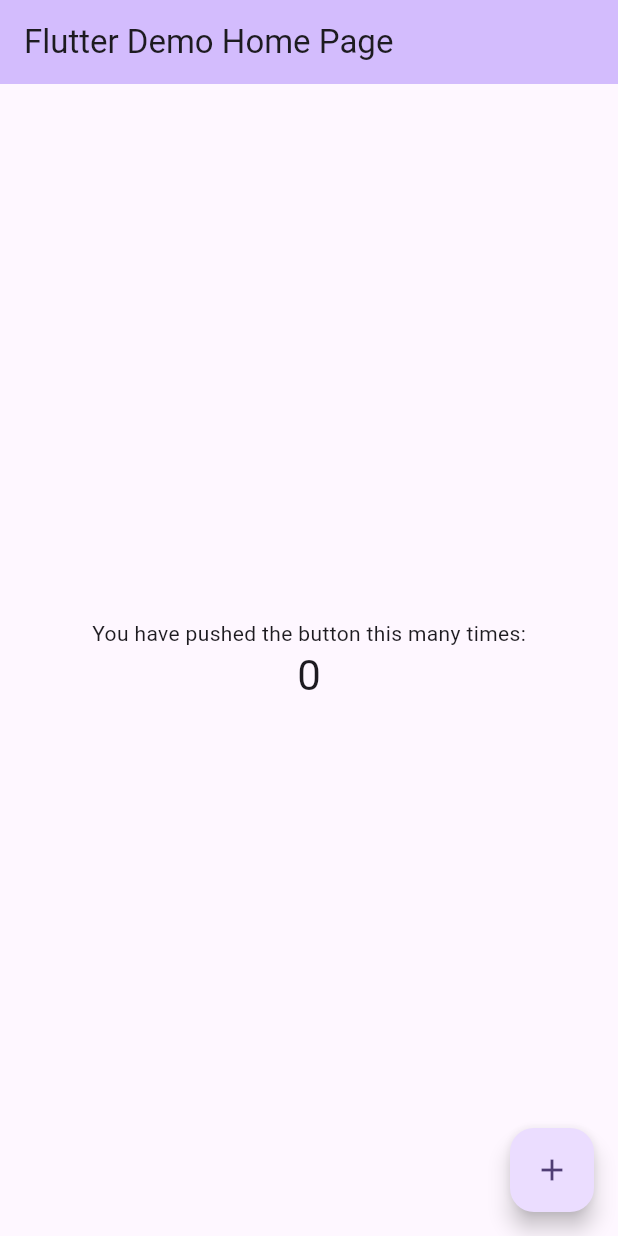
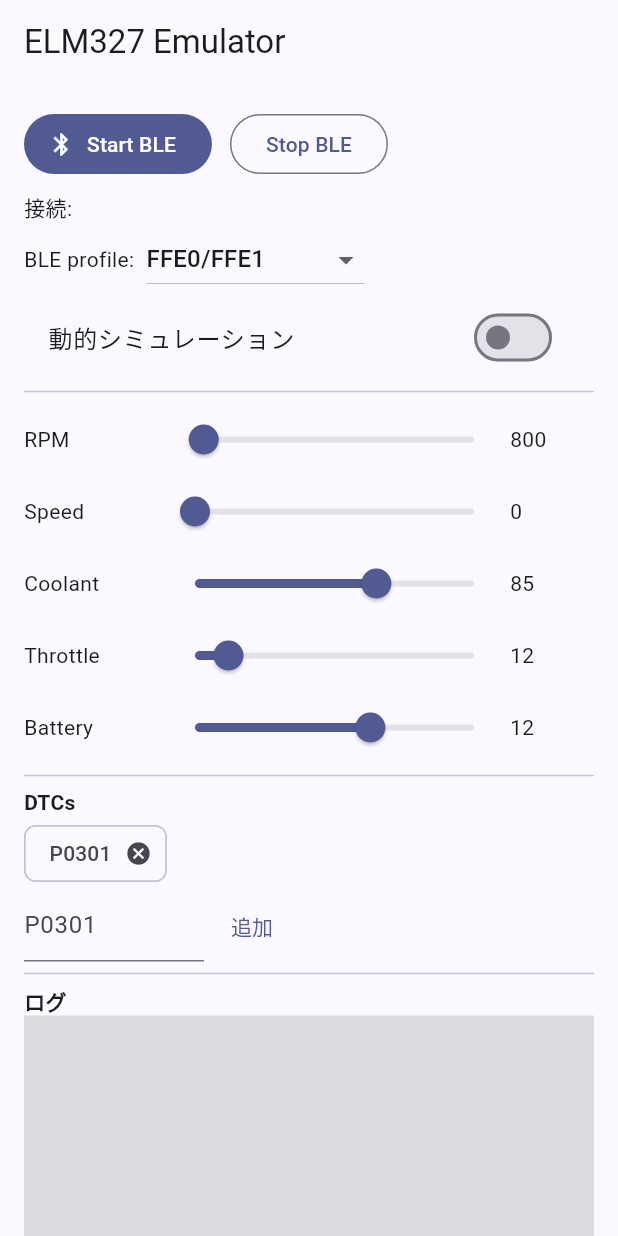
Before and after one commit to poropi/elm327emu, a Flutter app: the screen it shows after launch, on a phone screen of 412 x 824 dp. Run offline on Flutter 3.47's test engine with Material 3 defaults, Android fonts, the phone set to English and light mode, and no system bars.

Commit message:
feat: Flutter UI(接続/トグル/値編集/ログ)
- lib/main.dart: ChangeNotifierProvider + Elm327App
- lib/ui/home_page.dart: BLE/SPP controls, profile dropdown, sim switch, log view
- lib/ui/value_controls.dart: vehicle value sliders
- lib/ui/dtc_editor.dart: DTC chip add/remove editor
- lib/app/emulator_controller.dart: add public notify() wrapper
- test/widget_test.dart: replace stale counter test with HomePage smoke test
- test/obd_command_handler_test.dart: remove unused local variable

Co-Authored-By: Claude Sonnet 4.6 <noreply@anthropic.com>

```diff
--- a/lib/app/emulator_controller.dart
+++ b/lib/app/emulator_controller.dart
@@ -66,6 +66,10 @@ class EmulatorController extends ChangeNotifier {
     notifyListeners();
   }
 
+  /// Public wrapper so UI widgets can trigger a rebuild without calling the
+  /// protected [notifyListeners] directly.
+  void notify() => notifyListeners();
+
   void _addLog(String s) {
     log.add(s);
     if (log.length > 500) log.removeAt(0);
--- a/lib/main.dart
+++ b/lib/main.dart
@@ -1,122 +1,25 @@
 import 'package:flutter/material.dart';
+import 'package:provider/provider.dart';
+import 'app/emulator_controller.dart';
+import 'ui/home_page.dart';
 
 void main() {
-  runApp(const MyApp());
+  runApp(
+    ChangeNotifierProvider(
+      create: (_) => EmulatorController()..init(),
+      child: const Elm327App(),
+    ),
+  );
 }
 
-class MyApp extends StatelessWidget {
-  const MyApp({super.key});
-
-  // This widget is the root of your application.
+class Elm327App extends StatelessWidget {
+  const Elm327App({super.key});
   @override
   Widget build(BuildContext context) {
     return MaterialApp(
-      title: 'Flutter Demo',
-      theme: ThemeData(
-        // This is the theme of your application.
-        //
-        // TRY THIS: Try running your application with "flutter run". You'll see
-        // the application has a purple toolbar. Then, without quitting the app,
-        // try changing the seedColor in the colorScheme below to Colors.green
-        // and then invoke "hot reload" (save your changes or press the "hot
-        // reload" button in a Flutter-supported IDE, or press "r" if you used
-        // the command line to start the app).
-        //
-        // Notice that the counter didn't reset back to zero; the application
-        // state is not lost during the reload. To reset the state, use hot
-        // restart instead.
-        //
-        // This works for code too, not just values: Most code changes can be
-        // tested with just a hot reload.
-        colorScheme: .fromSeed(seedColor: Colors.deepPurple),
-      ),
-      home: const MyHomePage(title: 'Flutter Demo Home Page'),
+      title: 'ELM327 Emulator',
+      theme: ThemeData(colorSchemeSeed: Colors.indigo, useMaterial3: true),
+      home: const HomePage(),
     );
   }
 }
-
-class MyHomePage extends StatefulWidget {
-  const MyHomePage({super.key, required this.title});
-
-  // This widget is the home page of your application. It is stateful, meaning
-  // that it has a State object (defined below) that contains fields that affect
-  // how it looks.
-
-  // This class is the configuration for the state. It holds the values (in this
-  // case the title) provided by the parent (in this case the App widget) and
-  // used by the build method of the State. Fields in a Widget subclass are
-  // always marked "final".
-
-  final String title;
-
-  @override
-  State<MyHomePage> createState() => _MyHomePageState();
-}
-
-class _MyHomePageState extends State<MyHomePage> {
-  int _counter = 0;
-
-  void _incrementCounter() {
-    setState(() {
-      // This call to setState tells the Flutter framework that something has
-      // changed in this State, which causes it to rerun the build method below
-      // so that the display can reflect the updated values. If we changed
-      // _counter without calling setState(), then the build method would not be
-      // called again, and so nothing would appear to happen.
-      _counter++;
-    });
-  }
-
-  @override
-  Widget build(BuildContext context) {
-    // This method is rerun every time setState is called, for instance as done
-    // by the _incrementCounter method above.
-    //
-    // The Flutter framework has been optimized to make rerunning build methods
-    // fast, so that you can just rebuild anything that needs updating rather
-    // than having to individually change instances of widgets.
-    return Scaffold(
-      appBar: AppBar(
-        // TRY THIS: Try changing the color here to a specific color (to
-        // Colors.amber, perhaps?) and trigger a hot reload to see the AppBar
-        // change color while the other colors stay the same.
-        backgroundColor: Theme.of(context).colorScheme.inversePrimary,
-        // Here we take the value from the MyHomePage object that was created by
-        // the App.build method, and use it to set our appbar title.
-        title: Text(widget.title),
-      ),
-      body: Center(
-        // Center is a layout widget. It takes a single child and positions it
-        // in the middle of the parent.
-        child: Column(
-          // Column is also a layout widget. It takes a list of children and
-          // arranges them vertically. By default, it sizes itself to fit its
-          // children horizontally, and tries to be as tall as its parent.
-          //
-          // Column has various properties to control how it sizes itself and
-          // how it positions its children. Here we use mainAxisAlignment to
-          // center the children vertically; the main axis here is the vertical
-          // axis because Columns are vertical (the cross axis would be
-          // horizontal).
-          //
-          // TRY THIS: Invoke "debug painting" (choose the "Toggle Debug Paint"
-          // action in the IDE, or press "p" in the console), to see the
-          // wireframe for each widget.
-          mainAxisAlignment: .center,
-          children: [
-            const Text('You have pushed the button this many times:'),
-            Text(
-              '$_counter',
-              style: Theme.of(context).textTheme.headlineMedium,
-            ),
-          ],
-        ),
-      ),
-      floatingActionButton: FloatingActionButton(
-        onPressed: _incrementCounter,
-        tooltip: 'Increment',
-        child: const Icon(Icons.add),
-      ),
-    );
-  }
-}
--- /dev/null
+++ b/lib/ui/dtc_editor.dart
@@ -0,0 +1,52 @@
+import 'package:flutter/material.dart';
+import 'package:provider/provider.dart';
+import '../app/emulator_controller.dart';
+
+class DtcEditor extends StatefulWidget {
+  const DtcEditor({super.key});
+  @override
+  State<DtcEditor> createState() => _DtcEditorState();
+}
+
+class _DtcEditorState extends State<DtcEditor> {
+  final _ctrl = TextEditingController();
+  @override
+  Widget build(BuildContext context) {
+    final c = context.watch<EmulatorController>();
+    return Column(crossAxisAlignment: CrossAxisAlignment.start, children: [
+      const Text('DTCs', style: TextStyle(fontWeight: FontWeight.bold)),
+      Wrap(
+        spacing: 8,
+        children: c.vehicle.dtcs
+            .map((d) => Chip(
+                  label: Text(d),
+                  onDeleted: () {
+                    c.vehicle.dtcs.remove(d);
+                    c.notify();
+                  },
+                ))
+            .toList(),
+      ),
+      Row(children: [
+        SizedBox(
+          width: 120,
+          child: TextField(
+            controller: _ctrl,
+            decoration: const InputDecoration(hintText: 'P0301'),
+          ),
+        ),
+        TextButton(
+          onPressed: () {
+            final t = _ctrl.text.trim().toUpperCase();
+            if (RegExp(r'^[PCBU][0-9A-F]{4}$').hasMatch(t)) {
+              c.vehicle.dtcs.add(t);
+              _ctrl.clear();
+              c.notify();
+            }
+          },
+          child: const Text('追加'),
+        ),
+      ]),
+    ]);
+  }
+}
--- /dev/null
+++ b/lib/ui/home_page.dart
@@ -0,0 +1,72 @@
+import 'package:flutter/material.dart';
+import 'package:provider/provider.dart';
+import '../app/emulator_controller.dart';
+import '../transport/transport.dart';
+import 'value_controls.dart';
+import 'dtc_editor.dart';
+
+class HomePage extends StatelessWidget {
+  const HomePage({super.key});
+  @override
+  Widget build(BuildContext context) {
+    final c = context.watch<EmulatorController>();
+    final hasSpp = c.caps.contains(TransportType.spp);
+    return Scaffold(
+      appBar: AppBar(title: const Text('ELM327 Emulator')),
+      body: ListView(padding: const EdgeInsets.all(16), children: [
+        Wrap(spacing: 12, runSpacing: 8, children: [
+          FilledButton.icon(
+            onPressed: c.startBle,
+            icon: const Icon(Icons.bluetooth),
+            label: const Text('Start BLE'),
+          ),
+          OutlinedButton(onPressed: c.stopBle, child: const Text('Stop BLE')),
+          if (hasSpp)
+            FilledButton.icon(
+              onPressed: c.startSpp,
+              icon: const Icon(Icons.settings_bluetooth),
+              label: const Text('Start SPP'),
+            ),
+          if (hasSpp)
+            OutlinedButton(onPressed: c.stopSpp, child: const Text('Stop SPP')),
+        ]),
+        const SizedBox(height: 8),
+        Text('接続: ${c.connState.entries.map((e) => '${e.key.wire}=${e.value}').join(' / ')}'),
+        Row(children: [
+          const Text('BLE profile:'),
+          const SizedBox(width: 8),
+          DropdownButton<bool>(
+            value: c.useFff0,
+            items: const [
+              DropdownMenuItem(value: false, child: Text('FFE0/FFE1')),
+              DropdownMenuItem(value: true, child: Text('FFF0/FFF1/FFF2')),
+            ],
+            onChanged: (v) => c.setBleProfile(v ?? false),
+          ),
+        ]),
+        SwitchListTile(
+          title: const Text('動的シミュレーション'),
+          value: c.simulator.enabled,
+          onChanged: c.setSimEnabled,
+        ),
+        const Divider(),
+        const ValueControls(),
+        const Divider(),
+        const DtcEditor(),
+        const Divider(),
+        const Text('ログ', style: TextStyle(fontWeight: FontWeight.bold)),
+        Container(
+          height: 240,
+          color: Colors.black12,
+          padding: const EdgeInsets.all(8),
+          child: ListView(
+            reverse: true,
+            children: c.log.reversed
+                .map((l) => Text(l, style: const TextStyle(fontFamily: 'monospace', fontSize: 12)))
+                .toList(),
+          ),
+        ),
+      ]),
+    );
+  }
+}
--- /dev/null
+++ b/lib/ui/value_controls.dart
@@ -0,0 +1,51 @@
+import 'package:flutter/material.dart';
+import 'package:provider/provider.dart';
+import '../app/emulator_controller.dart';
+
+class ValueControls extends StatelessWidget {
+  const ValueControls({super.key});
+  @override
+  Widget build(BuildContext context) {
+    final c = context.watch<EmulatorController>();
+    final v = c.vehicle;
+    final disabled = c.simulator.enabled;
+    Widget slider(String label, double value, double min, double max,
+        void Function(double) onChanged) {
+      return Row(children: [
+        SizedBox(width: 90, child: Text(label)),
+        Expanded(
+          child: Slider(
+            value: value.clamp(min, max),
+            min: min,
+            max: max,
+            onChanged: disabled ? null : onChanged,
+          ),
+        ),
+        SizedBox(width: 56, child: Text(value.toStringAsFixed(0))),
+      ]);
+    }
+
+    return Column(children: [
+      slider('RPM', v.rpm.toDouble(), 600, 7000, (x) {
+        v.rpm = x.round();
+        c.notify();
+      }),
+      slider('Speed', v.speedKmh, 0, 200, (x) {
+        v.speedKmh = x;
+        c.notify();
+      }),
+      slider('Coolant', v.coolantTempC, 20, 120, (x) {
+        v.coolantTempC = x;
+        c.notify();
+      }),
+      slider('Throttle', v.throttlePct, 0, 100, (x) {
+        v.throttlePct = x;
+        c.notify();
+      }),
+      slider('Battery', v.batteryVoltage, 8, 15, (x) {
+        v.batteryVoltage = x;
+        c.notify();
+      }),
+    ]);
+  }
+}
```
Also changed, not shown: 2 other files.
